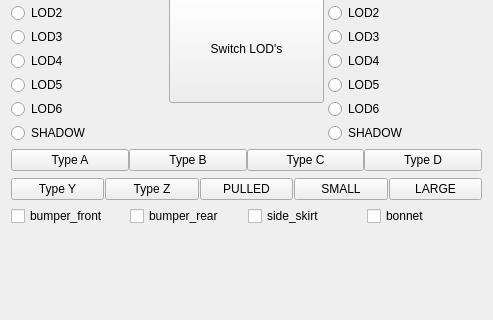
Before: the Qt Designer form Maya_Tools/Developer/Main/MODULE/LODTools/UI/LODTools.ui in code-google-com/mayatools, drawn with Qt 5; both pictures show x 0 to 493 and y 141 to 461 of the 493 by 585 pixel window.
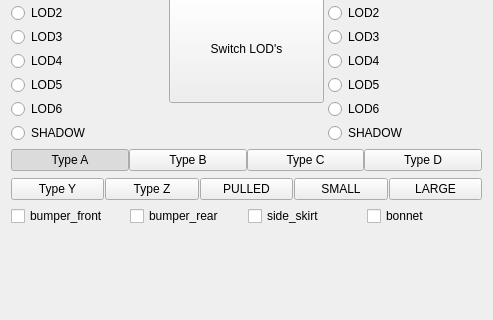
After: the same form once the commit is applied.

```diff
--- a/Maya_Tools/Developer/Main/MODULE/LODTools/UI/LODTools.ui
+++ b/Maya_Tools/Developer/Main/MODULE/LODTools/UI/LODTools.ui
@@ -331,6 +331,9 @@
        <property name="checkable">
         <bool>true</bool>
        </property>
+       <property name="checked">
+        <bool>true</bool>
+       </property>
        <attribute name="buttonGroup">
         <string notr="true">buttonGroup_2</string>
        </attribute>
```
Left out of the diff: 42 changed lines with no effect on the pictures.
